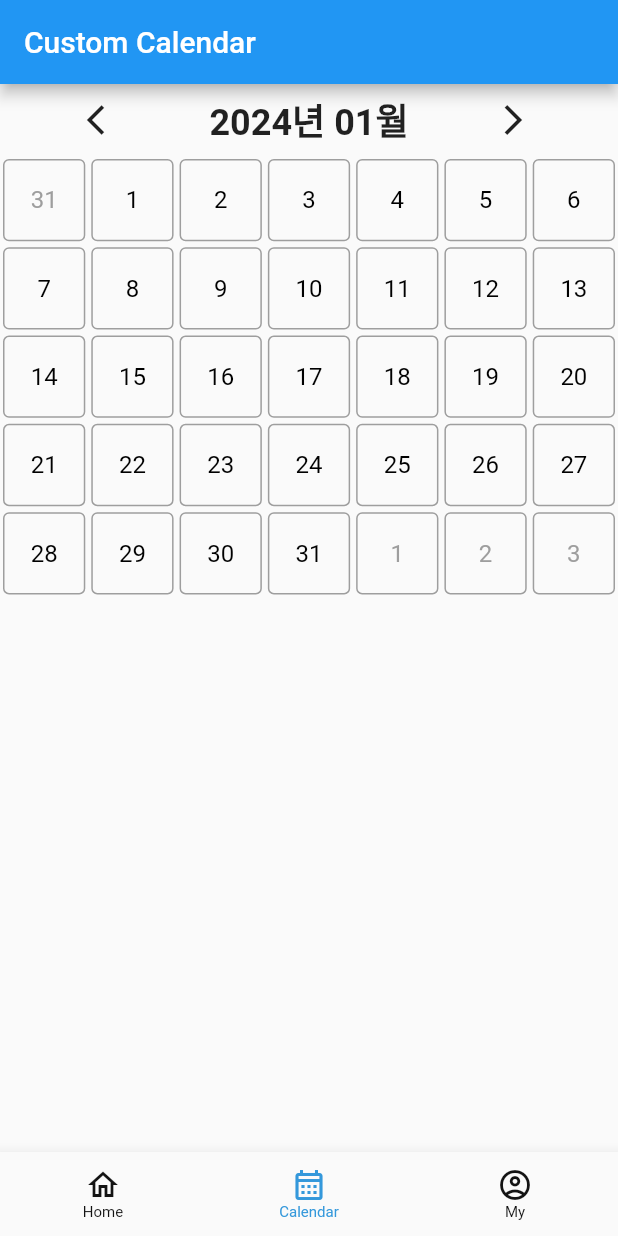
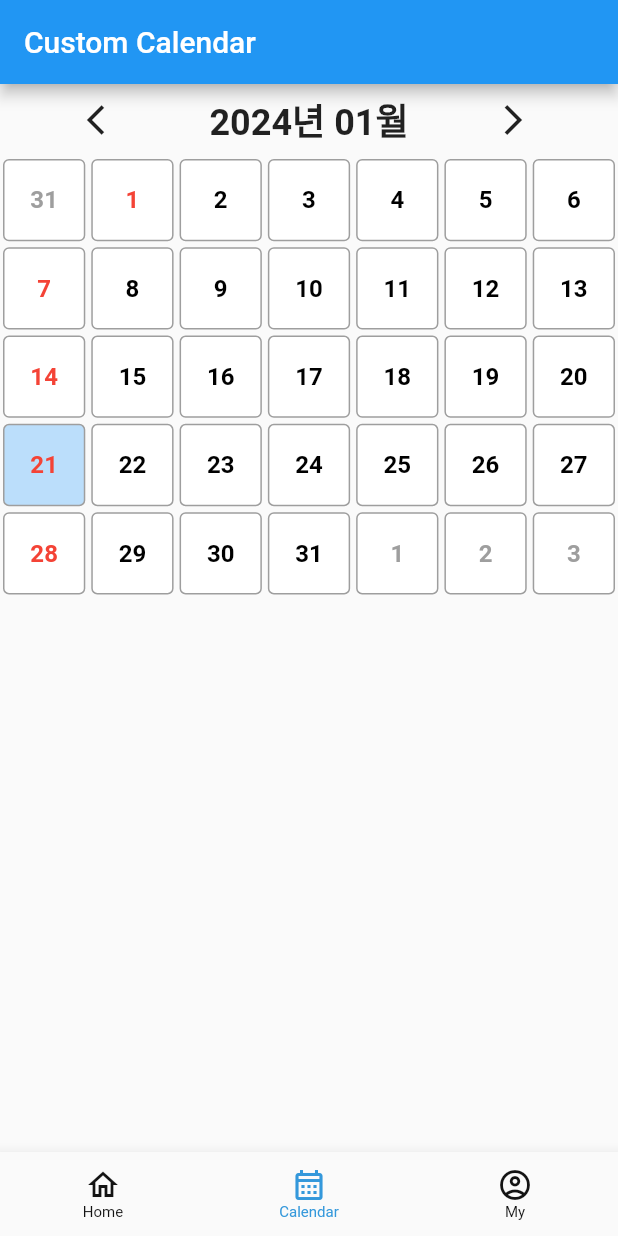
Before and after one commit to pdh0927/odltd, a Flutter app: the screen it shows after launch, item 2 of the bottom bar chosen, on a phone screen of 412 x 824 dp. Run offline on Flutter 3.47's test engine with Material 2 defaults, Android fonts, the phone set to English and light mode, and no system bars; our stand-ins replace flutter_riverpod, sizer.

Commit message:
feat: 공휴일 일 때, 빨간색 표시

```diff
--- a/lib/calendar/view/custom_calendar_screen.dart
+++ b/lib/calendar/view/custom_calendar_screen.dart
@@ -1,5 +1,6 @@
 import 'package:flutter/material.dart';
 import 'package:intl/intl.dart';
+import 'package:odltd/calendar/const/holidays_data.dart';
 
 class CustomCalendarScreen extends StatefulWidget {
   const CustomCalendarScreen({super.key});
@@ -123,6 +124,7 @@ class CalendarGrid extends StatelessWidget {
   }
 }
 
+// DayTile 클래스
 class DayTile extends StatelessWidget {
   final DateTime day;
   final DateTime currentDate;
@@ -132,9 +134,22 @@ class DayTile extends StatelessWidget {
 
   @override
   Widget build(BuildContext context) {
-    return Container(
+    final isSunday = day.weekday == DateTime.sunday;
+    final isHolidayDay = isHoliday(day);
+    final isToday = DateTime.now().day == day.day &&
+        DateTime.now().month == day.month &&
+        DateTime.now().year == day.year;
+
+    final textColor = (isSunday || isHolidayDay) ? Colors.red : Colors.black;
+
+    return InkWell(
+      onTap: () {
+        // 날짜별 일정 상세 보기 기능 구현 (예: 팝업 또는 다이얼로그 표시)
+      },
+      child: Container(
         margin: const EdgeInsets.all(2.0),
         decoration: BoxDecoration(
+          color: isToday ? Colors.blue[100] : Colors.white, // 오늘 날짜 강조
           border: Border.all(color: Colors.grey),
           borderRadius: BorderRadius.circular(4.0),
         ),
@@ -143,10 +158,34 @@ class DayTile extends StatelessWidget {
             DateFormat('d').format(day),
             style: TextStyle(
               fontSize: 16.0,
-            color: currentDate.month == day.month ? Colors.black : Colors.grey,
+              fontWeight: FontWeight.bold,
+              color: currentDate.month == day.month ? textColor : Colors.grey,
+            ),
           ),
         ),
       ),
     );
   }
 }
+
+// 공휴일 확인을 위한 함수
+bool isHoliday(DateTime date) {
+  // 매년 동일한 공휴일 확인
+  for (var holiday in commonHolidays) {
+    if (holiday.date.month == date.month && holiday.date.day == date.day) {
+      return true;
+    }
+  }
+
+  // 해당 연도의 공휴일 확인
+  var yearHolidays = yearlyHolidays[date.year];
+  if (yearHolidays != null) {
+    for (var holiday in yearHolidays) {
+      if (holiday.date.month == date.month && holiday.date.day == date.day) {
+        return true;
+      }
+    }
+  }
+
+  return false;
+}
```
Lines whose indentation alone changed are shown as unchanged.
